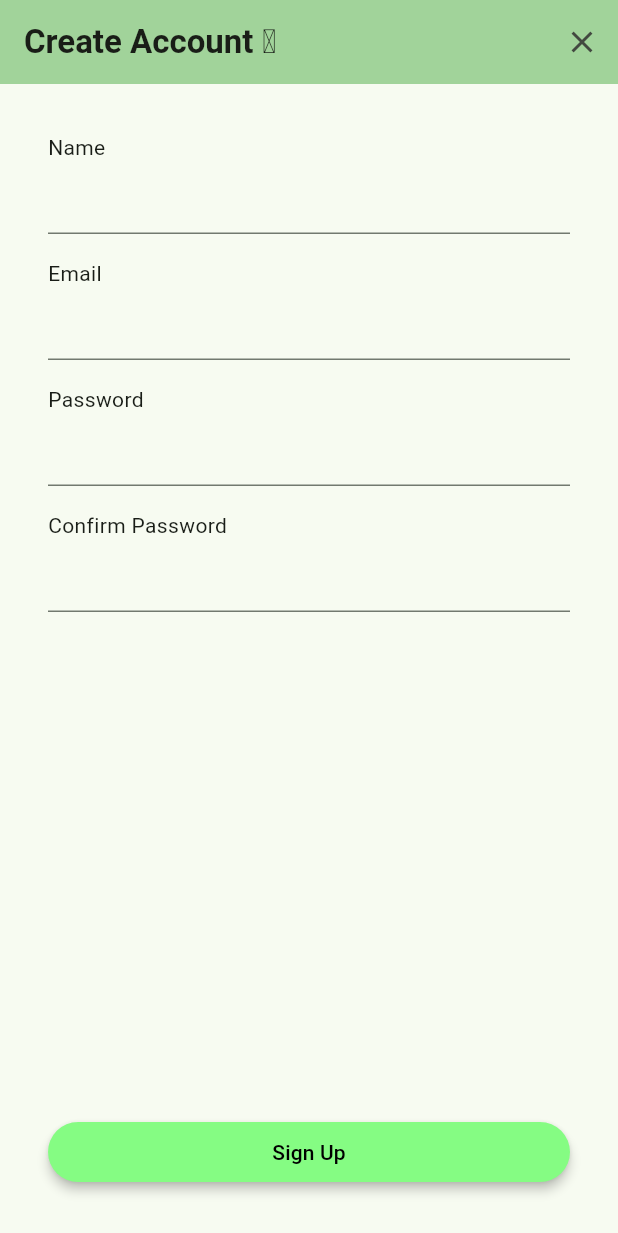
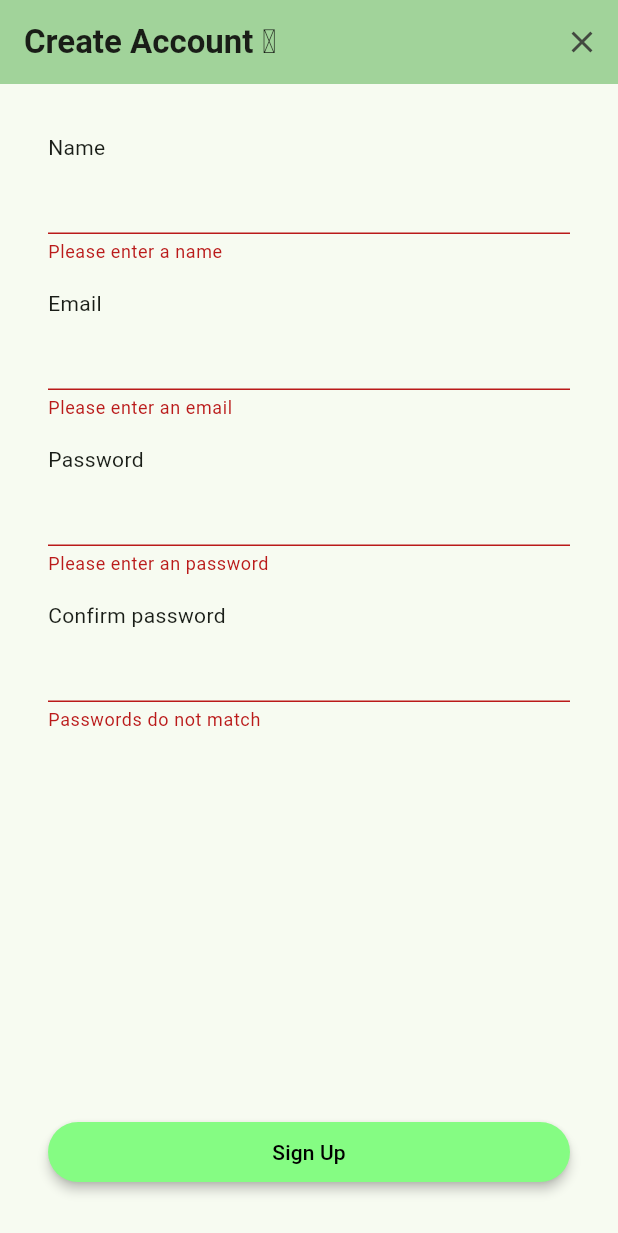
Before and after one commit to blakerharrison/plant_log, a Flutter app: the SignUpScreen screen opened directly with empty values, after a tap on "Sign Up", on a phone screen of 412 x 824 dp. Shown: the top 1233 px of the screen. Run offline on Flutter 3.47's test engine with Material 3 defaults, Android fonts, the phone set to English and light mode, and no system bars; our stand-ins replace cached_network_image, equatable, firebase_auth, firebase_core, flutter_riverpod, hooks_riverpod; accounts and stored records are empty; network calls fail.

Commit message:
Set up basic form validation for sign up

```diff
--- a/lib/login/ui/login_widget.dart
+++ b/lib/login/ui/login_widget.dart
@@ -295,8 +295,9 @@ class LoginState extends State<LoginWidget> {
     );
   }
 
+  // TODO: Only pop on success
   void signUpSuccessCallback(BuildContext context) {
-    Navigator.pop(context);
+    // Navigator.pop(context);
     setState(() {});
   }
 }
--- a/lib/sign_up/ui/sign_up_screen.dart
+++ b/lib/sign_up/ui/sign_up_screen.dart
@@ -4,6 +4,7 @@ import 'package:flutter/material.dart';
 import 'package:plant_log/api/firebase/auth/auth_client.dart';
 import 'package:plant_log/shared/theme/theme_colors.dart';
 
+//TODO: Write form validation
 class SignUpScreen extends StatefulWidget {
   final Function signUpSuccessCallback;
 
@@ -14,11 +15,13 @@ class SignUpScreen extends StatefulWidget {
 }
 
 class SignUpState extends State<SignUpScreen> {
+  final _formKey = GlobalKey<FormState>();
   final nameTextController = TextEditingController();
   final emailTextController = TextEditingController();
   final passwordTextController = TextEditingController();
   final confirmPasswordTextController = TextEditingController();
   bool loading = false;
+  bool didValidateForTheFirstTime = false;
 
   @override
   Widget build(BuildContext context) {
@@ -44,26 +47,74 @@ class SignUpState extends State<SignUpScreen> {
         absorbing: loading,
         child: Padding(
           padding: const EdgeInsets.all(32.0),
+          child: Form(
+            key: _formKey,
             child: Column(
               crossAxisAlignment: CrossAxisAlignment.start,
               children: [
-              _textFieldWithHeader(
-                title: 'Name',
+                Column(
+                  crossAxisAlignment: CrossAxisAlignment.start,
+                  children: [
+                    const Text('Name'),
+                    TextFormField(
                       controller: nameTextController,
+                      validator: (value) {
+                        if (value == null || value.isEmpty) {
+                          return 'Please enter a name';
+                        }
+                        return null;
+                      },
                     ),
-              _textFieldWithHeader(
-                title: 'Email',
+                    const SizedBox(height: 16),
+                  ],
+                ),
+                Column(
+                  crossAxisAlignment: CrossAxisAlignment.start,
+                  children: [
+                    const Text('Email'),
+                    TextFormField(
                       controller: emailTextController,
+                      validator: (value) {
+                        if (value == null || value.isEmpty) {
+                          return 'Please enter an email';
+                        }
+                        return null;
+                      },
                     ),
-              _textFieldWithHeader(
-                title: 'Password',
+                    const SizedBox(height: 16),
+                  ],
+                ),
+                Column(
+                  crossAxisAlignment: CrossAxisAlignment.start,
+                  children: [
+                    const Text('Password'),
+                    TextFormField(
                       controller: passwordTextController,
-                obscureText: true,
+                      validator: (value) {
+                        if (value == null || value.isEmpty) {
+                          return 'Please enter an password';
+                        }
+                        return null;
+                      },
                     ),
-              _textFieldWithHeader(
-                title: 'Confirm Password',
+                    const SizedBox(height: 16),
+                  ],
+                ),
+                Column(
+                  crossAxisAlignment: CrossAxisAlignment.start,
+                  children: [
+                    const Text('Confirm password'),
+                    TextFormField(
                       controller: confirmPasswordTextController,
-                obscureText: true,
+                      validator: (value) {
+                        if (value == passwordTextController.text) {
+                          return 'Passwords do not match';
+                        }
+                        return null;
+                      },
+                    ),
+                    const SizedBox(height: 16),
+                  ],
                 ),
                 const Spacer(),
                 SizedBox(
@@ -82,6 +133,7 @@ class SignUpState extends State<SignUpScreen> {
             ),
           ),
         ),
+      ),
     );
   }
 
@@ -94,9 +146,15 @@ class SignUpState extends State<SignUpScreen> {
       crossAxisAlignment: CrossAxisAlignment.start,
       children: [
         Text(title),
-        TextField(
+        TextFormField(
           controller: controller,
           obscureText: obscureText,
+          validator: (value) {
+            if (value == null || value.isEmpty) {
+              return 'Please enter some text';
+            }
+            return null;
+          },
         ),
         const SizedBox(height: 16),
       ],
@@ -106,6 +164,13 @@ class SignUpState extends State<SignUpScreen> {
   void validateForm() {}
 
   Future<void> signUp(Function successCallback) async {
+    if (_formKey.currentState!.validate()) {
+      ScaffoldMessenger.of(context).showSnackBar(
+        const SnackBar(content: Text('Processing Data')),
+      );
+      didValidateForTheFirstTime = true;
+      return;
+    }
     setState(() => loading = true);
     try {
       await authClient.signUp(
@@ -115,7 +180,7 @@ class SignUpState extends State<SignUpScreen> {
       );
       successCallback();
     } catch (e) {
-      log('❌ Error has occured, please handle.');
+      log('❌ Error has occurred, please handle.');
     }
     setState(() => loading = false);
   }
```
Lines whose indentation alone changed are shown as unchanged.
